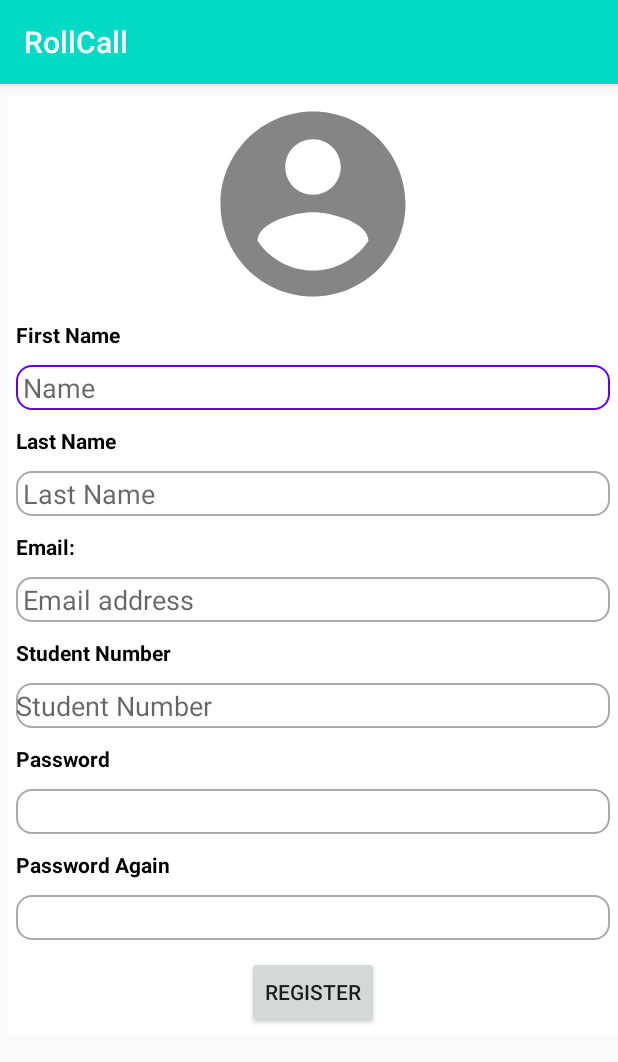
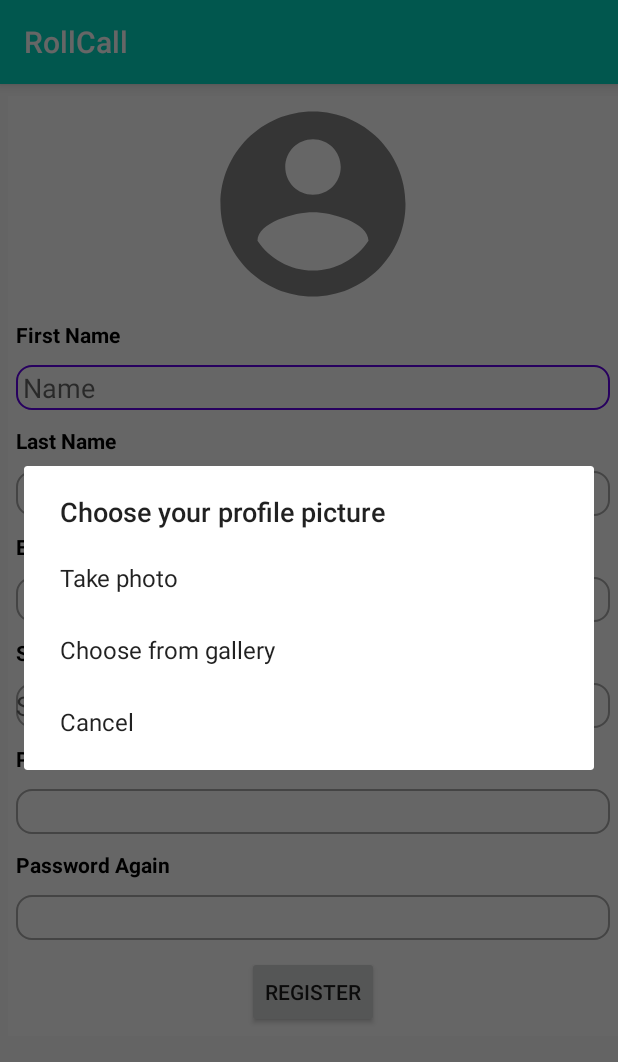
Before and after one commit to ariokan/rollcall, an Android app: the RegisterScreen screen opened directly, with no data from a screen before it, after a tap on an icon or button, on a phone screen of 412 x 824 dp. Shown: the top 1062 px of the screen. Run offline under Robolectric (Android 15) with nearby library versions, the phone set to English and light mode, and no system bars; our stand-ins replace CircleImageView, Firebase (no records; nobody signed in at launch, a user with empty details on screens opened directly).

Commit message:
register screen pic select

```diff
--- a/app/src/main/java/com/example/rollcall/RegisterScreen.java
+++ b/app/src/main/java/com/example/rollcall/RegisterScreen.java
@@ -2,9 +2,9 @@ package com.example.rollcall;
 
 import androidx.annotation.NonNull;
 import androidx.annotation.Nullable;
-import androidx.appcompat.app.AlertDialog;
 import androidx.appcompat.app.AppCompatActivity;
 
+import android.app.AlertDialog;
 import android.app.ProgressDialog;
 import android.content.Context;
 import android.content.DialogInterface;
@@ -110,10 +110,11 @@ public class RegisterScreen extends AppCompatActivity {
         studentPhoto.setOnClickListener(new View.OnClickListener() {
             @Override
             public void onClick(View v) {
-                Intent intent = new Intent();
+               /* Intent intent = new Intent();
                 intent.setType("image/*");
                 intent.setAction(Intent.ACTION_GET_CONTENT);
-                startActivityForResult(Intent.createChooser(intent, "Select Picture"), PICK_IMAGE);
+                startActivityForResult(Intent.createChooser(intent, "Select Picture"), PICK_IMAGE);*/
+               selectImage(this);
 
             }
         });
@@ -163,6 +164,31 @@ public class RegisterScreen extends AppCompatActivity {
             }
         });
     }
+    private void selectImage(View.OnClickListener context){
+        final CharSequence[] options={"Take photo","Choose from gallery","Cancel"};
+        android.app.AlertDialog.Builder builder=new AlertDialog.Builder(this);
+        builder.setTitle("Choose your profile picture");
+        builder.setItems(options, new DialogInterface.OnClickListener() {
+
+            @Override
+            public void onClick(DialogInterface dialog, int item) {
+
+                if (options[item].equals("Take photo")) {
+                    Intent takePicture = new Intent(android.provider.MediaStore.ACTION_IMAGE_CAPTURE);
+                    startActivityForResult(takePicture, 0);
+
+                } else if (options[item].equals("Choose from gallery")) {
+                    Intent pickPhoto = new Intent(Intent.ACTION_PICK, android.provider.MediaStore.Images.Media.EXTERNAL_CONTENT_URI);
+                    startActivityForResult(pickPhoto , 1);
+
+                } else if (options[item].equals("Cancel")) {
+                    dialog.dismiss();
+                }
+            }
+        });
+        builder.show();
+
+    }
 
 
     private void uploadImage()
@@ -174,10 +200,11 @@ public class RegisterScreen extends AppCompatActivity {
                     = new ProgressDialog(RegisterScreen.this);
             progressDialog.setTitle("Uploading...");
             progressDialog.show();
+            FirebaseUser user = FirebaseAuth.getInstance().getCurrentUser();
             user_id=myAuth.getCurrentUser().getUid();
 
             // Defining the child of storageReference
-            StorageReference ref = storageReference.child("images/" ).child(user_id).child(UUID.randomUUID().toString());
+            StorageReference ref = storageReference.child("images/" ).child(user.getEmail());
 
 
             // adding listeners on upload
```
